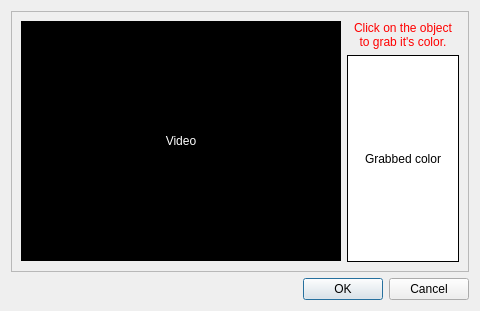
The window that src/NewObjectDialog.ui (uiii/GeconPC) describes before a commit, drawn with Qt 5.
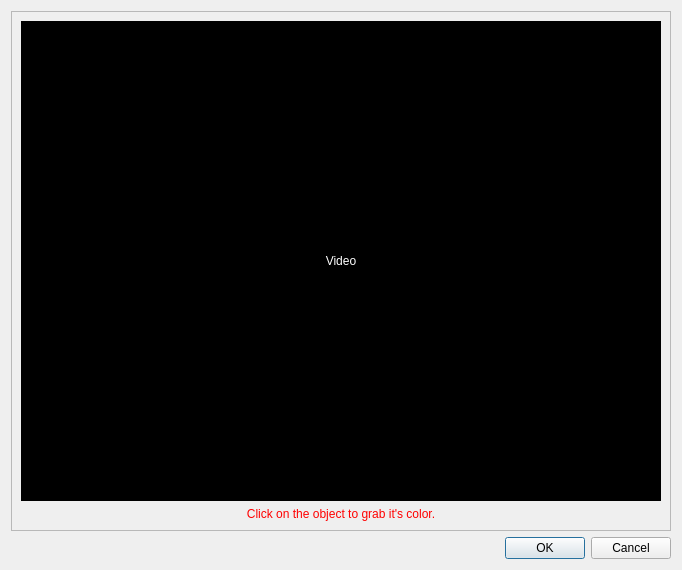
The same window after the commit. Custom widgets are drawn as their Qt base class.

Commit message: basic new object dialog, setting dialog

```diff
--- a/src/NewObjectDialog.ui
+++ b/src/NewObjectDialog.ui
@@ -6,10 +6,16 @@
    <rect>
     <x>0</x>
     <y>0</y>
-    <width>480</width>
-    <height>311</height>
+    <width>678</width>
+    <height>570</height>
    </rect>
   </property>
+  <property name="sizePolicy">
+   <sizepolicy hsizetype="Preferred" vsizetype="Preferred">
+    <horstretch>0</horstretch>
+    <verstretch>0</verstretch>
+   </sizepolicy>
+  </property>
   <property name="windowTitle">
    <string>Dialog</string>
   </property>
@@ -19,7 +25,7 @@
      <property name="frameShape">
       <enum>QFrame::StyledPanel</enum>
      </property>
-     <layout class="QHBoxLayout" name="horizontalLayout" stretch="0,1">
+     <layout class="QVBoxLayout" name="verticalLayout_4" stretch="0,0">
       <property name="margin">
        <number>9</number>
       </property>
@@ -33,7 +39,7 @@
           <number>0</number>
          </property>
          <item>
-          <widget class="QLabel" name="videoLabel">
+          <widget class="ImageDisplay" name="display">
            <property name="sizePolicy">
             <sizepolicy hsizetype="Fixed" vsizetype="Fixed">
              <horstretch>0</horstretch>
@@ -42,14 +48,14 @@
            </property>
            <property name="minimumSize">
             <size>
-             <width>320</width>
-             <height>240</height>
+             <width>640</width>
+             <height>480</height>
             </size>
            </property>
            <property name="maximumSize">
             <size>
-             <width>320</width>
-             <height>240</height>
+             <width>640</width>
+             <height>480</height>
             </size>
            </property>
            <property name="palette">
@@ -239,12 +245,6 @@
        </widget>
       </item>
       <item>
-       <widget class="QWidget" name="grabColorControl" native="true">
-        <layout class="QVBoxLayout" name="verticalLayout_3" stretch="0,1">
-         <property name="margin">
-          <number>0</number>
-         </property>
-         <item>
           <widget class="QLabel" name="grabDescriptionLabel">
            <property name="palette">
             <palette>
@@ -287,138 +287,12 @@
             <string>&lt;!DOCTYPE HTML PUBLIC &quot;-//W3C//DTD HTML 4.0//EN&quot; &quot;http://www.w3.org/TR/REC-html40/strict.dtd&quot;&gt;
 &lt;html&gt;&lt;head&gt;&lt;meta name=&quot;qrichtext&quot; content=&quot;1&quot; /&gt;&lt;style type=&quot;text/css&quot;&gt;
 p, li { white-space: pre-wrap; }
-&lt;/style&gt;&lt;/head&gt;&lt;body style=&quot; font-family:'Sans'; font-size:8pt; font-weight:400; font-style:normal;&quot;&gt;
-&lt;p style=&quot; margin-top:0px; margin-bottom:0px; margin-left:0px; margin-right:0px; -qt-block-indent:0; text-indent:0px;&quot;&gt;&lt;span style=&quot; font-size:9pt;&quot;&gt;Click on the object&lt;/span&gt;&lt;/p&gt;
-&lt;p style=&quot; margin-top:0px; margin-bottom:0px; margin-left:0px; margin-right:0px; -qt-block-indent:0; text-indent:0px;&quot;&gt;&lt;span style=&quot; font-size:9pt;&quot;&gt;to grab it's color.&lt;/span&gt;&lt;/p&gt;&lt;/body&gt;&lt;/html&gt;</string>
+&lt;/style&gt;&lt;/head&gt;&lt;body style=&quot; font-family:'Helvetica'; font-size:8pt; font-weight:400; font-style:normal;&quot;&gt;
+&lt;p style=&quot; margin-top:0px; margin-bottom:0px; margin-left:0px; margin-right:0px; -qt-block-indent:0; text-indent:0px;&quot;&gt;&lt;span style=&quot; font-family:'Sans'; font-size:9pt;&quot;&gt;Click on the object to grab it's color.&lt;/span&gt;&lt;/p&gt;&lt;/body&gt;&lt;/html&gt;</string>
            </property>
            <property name="alignment">
             <set>Qt::AlignCenter</set>
            </property>
-          </widget>
-         </item>
-         <item>
-          <widget class="QLabel" name="grabbedColorLabel">
-           <property name="sizePolicy">
-            <sizepolicy hsizetype="Preferred" vsizetype="Preferred">
-             <horstretch>0</horstretch>
-             <verstretch>0</verstretch>
-            </sizepolicy>
-           </property>
-           <property name="baseSize">
-            <size>
-             <width>0</width>
-             <height>0</height>
-            </size>
-           </property>
-           <property name="palette">
-            <palette>
-             <active>
-              <colorrole role="WindowText">
-               <brush brushstyle="SolidPattern">
-                <color alpha="255">
-                 <red>0</red>
-                 <green>0</green>
-                 <blue>0</blue>
-                </color>
-               </brush>
-              </colorrole>
-              <colorrole role="Base">
-               <brush brushstyle="SolidPattern">
-                <color alpha="255">
-                 <red>255</red>
-                 <green>255</green>
-                 <blue>255</blue>
-                </color>
-               </brush>
-              </colorrole>
-              <colorrole role="Window">
-               <brush brushstyle="SolidPattern">
-                <color alpha="255">
-                 <red>255</red>
-                 <green>255</green>
-                 <blue>255</blue>
-                </color>
-               </brush>
-              </colorrole>
-             </active>
-             <inactive>
-              <colorrole role="WindowText">
-               <brush brushstyle="SolidPattern">
-                <color alpha="255">
-                 <red>0</red>
-                 <green>0</green>
-                 <blue>0</blue>
-                </color>
-               </brush>
-              </colorrole>
-              <colorrole role="Base">
-               <brush brushstyle="SolidPattern">
-                <color alpha="255">
-                 <red>255</red>
-                 <green>255</green>
-                 <blue>255</blue>
-                </color>
-               </brush>
-              </colorrole>
-              <colorrole role="Window">
-               <brush brushstyle="SolidPattern">
-                <color alpha="255">
-                 <red>255</red>
-                 <green>255</green>
-                 <blue>255</blue>
-                </color>
-               </brush>
-              </colorrole>
-             </inactive>
-             <disabled>
-              <colorrole role="WindowText">
-               <brush brushstyle="SolidPattern">
-                <color alpha="255">
-                 <red>142</red>
-                 <green>142</green>
-                 <blue>142</blue>
-                </color>
-               </brush>
-              </colorrole>
-              <colorrole role="Base">
-               <brush brushstyle="SolidPattern">
-                <color alpha="255">
-                 <red>255</red>
-                 <green>255</green>
-                 <blue>255</blue>
-                </color>
-               </brush>
-              </colorrole>
-              <colorrole role="Window">
-               <brush brushstyle="SolidPattern">
-                <color alpha="255">
-                 <red>255</red>
-                 <green>255</green>
-                 <blue>255</blue>
-                </color>
-               </brush>
-              </colorrole>
-             </disabled>
-            </palette>
-           </property>
-           <property name="autoFillBackground">
-            <bool>true</bool>
-           </property>
-           <property name="frameShape">
-            <enum>QFrame::Box</enum>
-           </property>
-           <property name="frameShadow">
-            <enum>QFrame::Plain</enum>
-           </property>
-           <property name="text">
-            <string>Grabbed color</string>
-           </property>
-           <property name="alignment">
-            <set>Qt::AlignCenter</set>
-           </property>
-          </widget>
-         </item>
-        </layout>
        </widget>
       </item>
      </layout>
@@ -436,6 +310,13 @@
    </item>
   </layout>
  </widget>
+ <customwidgets>
+  <customwidget>
+   <class>ImageDisplay</class>
+   <extends>QLabel</extends>
+   <header>ImageDisplay.hpp</header>
+  </customwidget>
+ </customwidgets>
  <resources/>
  <connections>
   <connection>
```
Left out of the diff: 20 changed lines with no effect on the pictures. Lines whose indentation alone changed are shown as unchanged. The commit also changes 15 other files.
